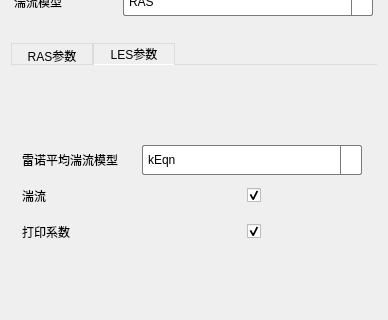
Qt form src/FormTurbulence.ui (Aiopr-bits/MAVES) before a commit; both pictures show x 0 to 388 and y 84 to 404 of the 388 by 710 pixel window.
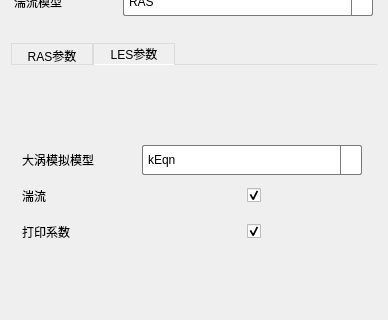
The same form after that commit. Icons and pictures are not drawn.

Commit message: feat:物性参数子界面UI设计及其功能实现

Diff of the .ui file:
```diff
--- a/src/FormTurbulence.ui
+++ b/src/FormTurbulence.ui
@@ -839,7 +839,7 @@
               </size>
              </property>
              <property name="text">
-              <string>雷诺平均湍流模型</string>
+              <string>大涡模拟模型</string>
              </property>
             </widget>
            </item>
```
The commit also changes 7 other files.
